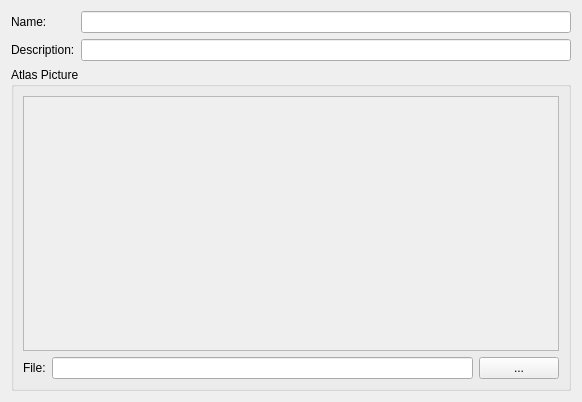
Before: the Qt Designer form bin/view/atlas_properties_widget.ui in dyle/rpgmapper, drawn with Qt 5.
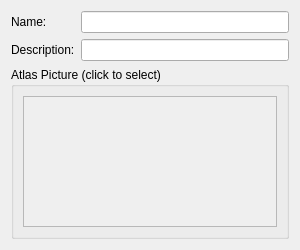
After: the same form once the commit is applied.

Patch:
```diff
--- a/bin/view/atlas_properties_widget.ui
+++ b/bin/view/atlas_properties_widget.ui
@@ -6,8 +6,8 @@
    <rect>
     <x>0</x>
     <y>0</y>
-    <width>582</width>
-    <height>402</height>
+    <width>300</width>
+    <height>250</height>
    </rect>
   </property>
   <property name="windowTitle">
@@ -41,7 +41,7 @@
    <item>
     <widget class="QGroupBox" name="grpPicture">
      <property name="title">
-      <string>Atlas Picture</string>
+      <string>Atlas Picture (click to select)</string>
      </property>
      <layout class="QVBoxLayout" name="lyPicture" stretch="0,0">
       <item>
@@ -54,33 +54,15 @@
           <rect>
            <x>0</x>
            <y>0</y>
-           <width>554</width>
-           <height>271</height>
+           <width>272</width>
+           <height>137</height>
           </rect>
          </property>
         </widget>
        </widget>
       </item>
       <item>
-       <layout class="QHBoxLayout" name="lyPictureFile">
-        <item>
-         <widget class="QLabel" name="lblFileOpen">
-          <property name="text">
-           <string>File:</string>
-          </property>
-         </widget>
-        </item>
-        <item>
-         <widget class="QLineEdit" name="edtFileOpen"/>
-        </item>
-        <item>
-         <widget class="QPushButton" name="btnFileOpen">
-          <property name="text">
-           <string>...</string>
-          </property>
-         </widget>
-        </item>
-       </layout>
+       <layout class="QHBoxLayout" name="lyPictureFile"/>
       </item>
      </layout>
     </widget>
```
Left out of the diff: 2 changed lines with no effect on the pictures.
